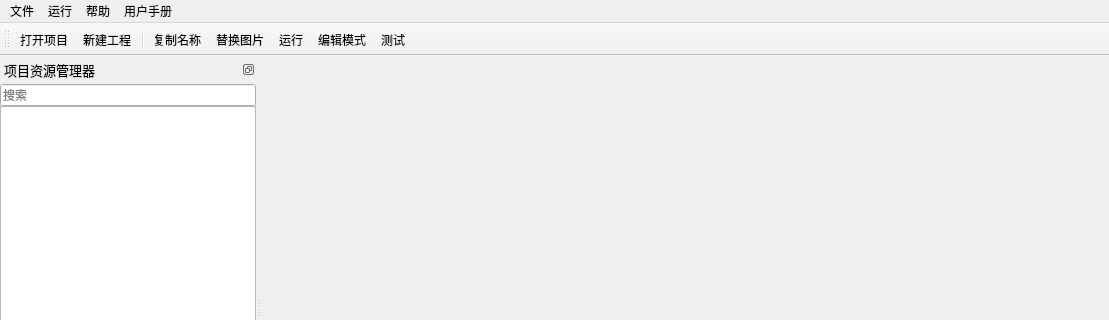
Above: BmpManager/mainwindow.ui from luckyPtr/BitmapStudio before the change; both pictures show x 0 to 1109 and y 0 to 320 of the 1109 by 579 pixel window. Below: the same form after it.
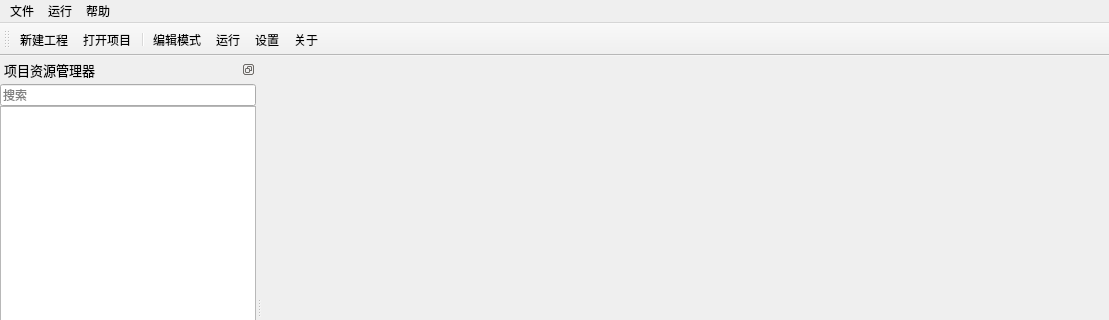
That is the form after the change. Icons and pictures are not drawn. Custom widgets are drawn as their Qt base class.

Commit message: 替换toolBar图标

The edit to the form file:
```diff
--- a/BmpManager/mainwindow.ui
+++ b/BmpManager/mainwindow.ui
@@ -128,15 +128,9 @@
     <addaction name="action"/>
     <addaction name="action_2"/>
    </widget>
-   <widget class="QMenu" name="menu_4">
-    <property name="title">
-     <string>用户手册</string>
-    </property>
-   </widget>
    <addaction name="menu"/>
    <addaction name="menu_2"/>
    <addaction name="menu_3"/>
-   <addaction name="menu_4"/>
   </widget>
   <widget class="QStatusBar" name="statusbar"/>
   <widget class="QDockWidget" name="dockProject">
@@ -329,14 +323,13 @@
    <attribute name="toolBarBreak">
     <bool>false</bool>
    </attribute>
-   <addaction name="actOpenProject"/>
    <addaction name="actNewProject"/>
+   <addaction name="actOpenProject"/>
    <addaction name="separator"/>
-   <addaction name="actCopyName"/>
-   <addaction name="actReplaceImage"/>
-   <addaction name="actRun"/>
    <addaction name="actEditMode"/>
-   <addaction name="actTest"/>
+   <addaction name="actRun"/>
+   <addaction name="actSettings"/>
+   <addaction name="actAbout"/>
   </widget>
   <action name="actOpenProject">
    <property name="icon">
@@ -388,24 +381,6 @@
     <string>运行</string>
    </property>
   </action>
-  <action name="actCopyName">
-   <property name="icon">
-    <iconset resource="Img.qrc">
-     <normaloff>:/Image/Toolbar/Copy.svg</normaloff>:/Image/Toolbar/Copy.svg</iconset>
-   </property>
-   <property name="text">
-    <string>复制名称</string>
-   </property>
-  </action>
-  <action name="actReplaceImage">
-   <property name="icon">
-    <iconset resource="Img.qrc">
-     <normaloff>:/Image/Toolbar/Replace.svg</normaloff>:/Image/Toolbar/Replace.svg</iconset>
-   </property>
-   <property name="text">
-    <string>替换图片</string>
-   </property>
-  </action>
   <action name="actEditMode">
    <property name="checkable">
     <bool>true</bool>
@@ -428,6 +403,30 @@
     <string>关于</string>
    </property>
   </action>
+  <action name="actSettings">
+   <property name="icon">
+    <iconset resource="Img.qrc">
+     <normaloff>:/Image/TreeIco/Setting.svg</normaloff>:/Image/TreeIco/Setting.svg</iconset>
+   </property>
+   <property name="text">
+    <string>设置</string>
+   </property>
+   <property name="toolTip">
+    <string>设置</string>
+   </property>
+  </action>
+  <action name="actAbout">
+   <property name="icon">
+    <iconset resource="Img.qrc">
+     <normaloff>:/Image/Toolbar/About.svg</normaloff>:/Image/Toolbar/About.svg</iconset>
+   </property>
+   <property name="text">
+    <string>关于</string>
+   </property>
+   <property name="toolTip">
+    <string>关于</string>
+   </property>
+  </action>
  </widget>
  <customwidgets>
   <customwidget>
```
Left out of the diff: 9 changed lines with no effect on the pictures. The commit also changes 14 other files.
